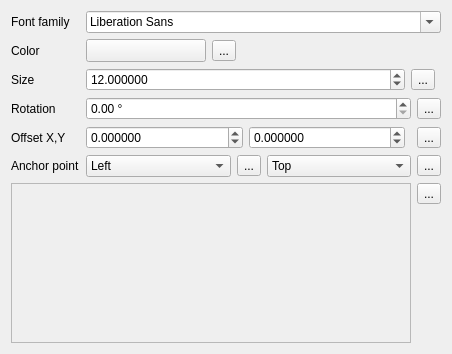
Qt form src/ui/symbollayer/widget_fontmarker.ui (qgis/QGIS) before a commit.
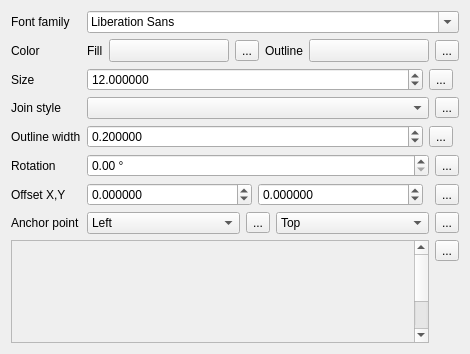
The same form after that commit. Custom widgets are drawn as their Qt base class.

Commit message: [FEATURE] add outline settings to font markers

```diff
--- a/src/ui/symbollayer/widget_fontmarker.ui
+++ b/src/ui/symbollayer/widget_fontmarker.ui
@@ -18,6 +18,13 @@
     <layout class="QGridLayout" name="gridLayout">
      <item row="1" column="1">
       <layout class="QHBoxLayout" name="horizontalLayout_3">
+       <item>
+        <widget class="QLabel" name="label_10">
+         <property name="text">
+          <string>Fill</string>
+         </property>
+        </widget>
+       </item>
        <item>
         <widget class="QgsColorButtonV2" name="btnColor">
          <property name="minimumSize">
@@ -44,6 +51,45 @@
          </property>
         </widget>
        </item>
+       <item>
+        <widget class="QLabel" name="label_9">
+         <property name="sizePolicy">
+          <sizepolicy hsizetype="Maximum" vsizetype="Preferred">
+           <horstretch>0</horstretch>
+           <verstretch>0</verstretch>
+          </sizepolicy>
+         </property>
+         <property name="text">
+          <string>Outline</string>
+         </property>
+        </widget>
+       </item>
+       <item>
+        <widget class="QgsColorButtonV2" name="btnBorderColor">
+         <property name="minimumSize">
+          <size>
+           <width>120</width>
+           <height>0</height>
+          </size>
+         </property>
+         <property name="maximumSize">
+          <size>
+           <width>120</width>
+           <height>16777215</height>
+          </size>
+         </property>
+         <property name="text">
+          <string/>
+         </property>
+        </widget>
+       </item>
+       <item>
+        <widget class="QgsDataDefinedButton" name="mBorderColorDDBtn">
+         <property name="text">
+          <string>...</string>
+         </property>
+        </widget>
+       </item>
        <item>
         <spacer name="horizontalSpacer">
          <property name="orientation">
@@ -98,21 +144,101 @@
        </item>
       </layout>
      </item>
+     <item row="3" column="0">
+      <widget class="QLabel" name="label_8">
+       <property name="text">
+        <string>Join style</string>
+       </property>
+       <property name="alignment">
+        <set>Qt::AlignLeading|Qt::AlignLeft|Qt::AlignVCenter</set>
+       </property>
+      </widget>
+     </item>
+     <item row="3" column="1">
+      <layout class="QHBoxLayout" name="horizontalLayout_7">
+       <item>
+        <widget class="QgsPenJoinStyleComboBox" name="cboJoinStyle"/>
+       </item>
+       <item>
+        <widget class="QgsDataDefinedButton" name="mJoinStyleDDBtn">
+         <property name="text">
+          <string>...</string>
+         </property>
+        </widget>
+       </item>
+      </layout>
+     </item>
      <item row="4" column="0">
+      <widget class="QLabel" name="mBorderWidthLabel">
+       <property name="text">
+        <string>Outline width</string>
+       </property>
+      </widget>
+     </item>
+     <item row="4" column="1">
+      <layout class="QHBoxLayout" name="horizontalLayout_5">
+       <item>
+        <widget class="QgsDoubleSpinBox" name="mBorderWidthSpinBox">
+         <property name="sizePolicy">
+          <sizepolicy hsizetype="Minimum" vsizetype="Fixed">
+           <horstretch>1</horstretch>
+           <verstretch>0</verstretch>
+          </sizepolicy>
+         </property>
+         <property name="specialValueText">
+          <string>No outline</string>
+         </property>
+         <property name="decimals">
+          <number>6</number>
+         </property>
+         <property name="maximum">
+          <double>999999999.999999046325684</double>
+         </property>
+         <property name="singleStep">
+          <double>0.200000000000000</double>
+         </property>
+         <property name="value">
+          <double>0.200000000000000</double>
+         </property>
+         <property name="showClearButton" stdset="0">
+          <bool>false</bool>
+         </property>
+        </widget>
+       </item>
+       <item>
+        <widget class="QgsDataDefinedButton" name="mBorderWidthDDBtn">
+         <property name="text">
+          <string>...</string>
+         </property>
+        </widget>
+       </item>
+       <item>
+        <widget class="QgsUnitSelectionWidget" name="mBorderWidthUnitWidget" native="true">
+         <property name="minimumSize">
+          <size>
+           <width>0</width>
+           <height>0</height>
+          </size>
+         </property>
+        </widget>
+       </item>
+      </layout>
+     </item>
+     <item row="6" column="0">
       <widget class="QLabel" name="label_5">
        <property name="text">
         <string>Offset X,Y</string>
        </property>
       </widget>
      </item>
-     <item row="3" column="0">
+     <item row="5" column="0">
       <widget class="QLabel" name="label_4">
        <property name="text">
         <string>Rotation</string>
        </property>
       </widget>
      </item>
-     <item row="5" column="0">
+     <item row="7" column="0">
       <widget class="QLabel" name="mAnchorPointLabel">
        <property name="text">
         <string>Anchor point</string>
@@ -136,7 +262,7 @@
        </property>
       </widget>
      </item>
-     <item row="4" column="1">
+     <item row="6" column="1">
       <layout class="QHBoxLayout" name="horizontalLayout">
        <item>
         <widget class="QgsDoubleSpinBox" name="spinOffsetX">
@@ -198,7 +324,7 @@
        </item>
       </layout>
      </item>
-     <item row="5" column="1">
+     <item row="7" column="1">
       <layout class="QHBoxLayout" name="horizontalLayout_6">
        <item>
         <widget class="QComboBox" name="mHorizontalAnchorComboBox">
@@ -261,7 +387,7 @@
        </property>
       </widget>
      </item>
-     <item row="3" column="1">
+     <item row="5" column="1">
       <layout class="QHBoxLayout" name="horizontalLayout_4">
        <item>
         <widget class="QgsDoubleSpinBox" name="spinAngle">
@@ -353,6 +479,11 @@
    <extends>QToolButton</extends>
    <header>qgsdatadefinedbutton.h</header>
   </customwidget>
+  <customwidget>
+   <class>QgsPenJoinStyleComboBox</class>
+   <extends>QComboBox</extends>
+   <header>qgspenstylecombobox.h</header>
+  </customwidget>
  </customwidgets>
  <tabstops>
   <tabstop>cboFont</tabstop>
```
Left out of the diff: 8 changed lines with no effect on the pictures. The commit also changes 11 other files.
